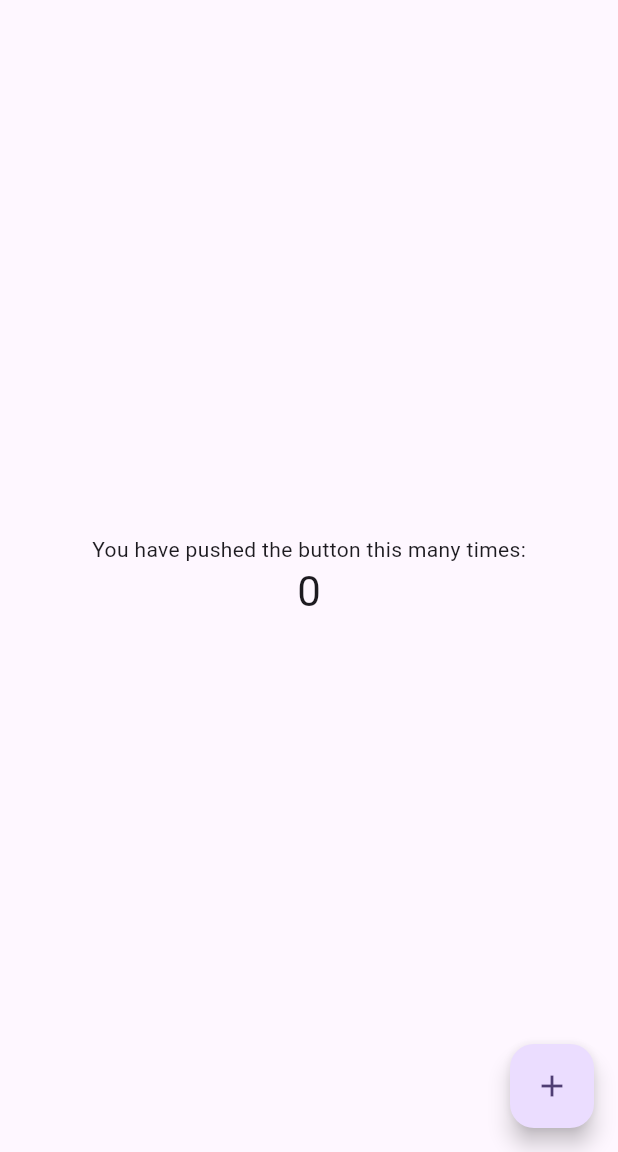
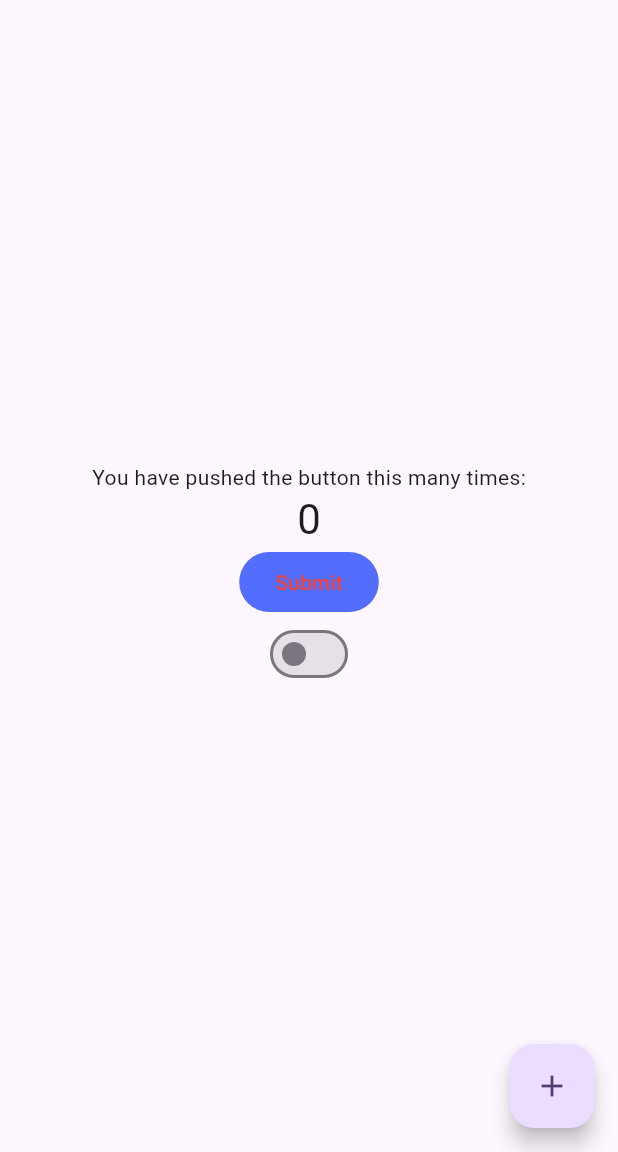
Before and after one commit to DoHaDucHuy/FirstFlutterApp, a Flutter app: the screen it shows after launch, on a phone screen of 412 x 824 dp, the part 84-1236 px from its top. Run offline on Flutter 3.47's test engine with Material 3 defaults, Android fonts, the phone set to English and light mode, and no system bars.

Commit message:
Delete comment

```diff
--- a/lib/main.dart
+++ b/lib/main.dart
@@ -7,45 +7,21 @@ void main() {
 class MyApp extends StatelessWidget {
   const MyApp({super.key});
 
-  // This widget is the root of your application.
   @override
   Widget build(BuildContext context) {
     return MaterialApp(
       title: 'Flutter Demo',
       theme: ThemeData(
-        // This is the theme of your application.
-        //
-        // TRY THIS: Try running your application with "flutter run". You'll see
-        // the application has a purple toolbar. Then, without quitting the app,
-        // try changing the seedColor in the colorScheme below to Colors.green
-        // and then invoke "hot reload" (save your changes or press the "hot
-        // reload" button in a Flutter-supported IDE, or press "r" if you used
-        // the command line to start the app).
-        //
-        // Notice that the counter didn't reset back to zero; the application
-        // state is not lost during the reload. To reset the state, use hot
-        // restart instead.
-        //
-        // This works for code too, not just values: Most code changes can be
-        // tested with just a hot reload.
         colorScheme: ColorScheme.fromSeed(seedColor: Colors.deepPurple),
       ),
       home: const MyHomePage(title: 'Flutter Demo Home Page'),
+      debugShowCheckedModeBanner: false,
     );
   }
 }
 
 class MyHomePage extends StatefulWidget {
   const MyHomePage({super.key, required this.title});
-
-  // This widget is the home page of your application. It is stateful, meaning
-  // that it has a State object (defined below) that contains fields that affect
-  // how it looks.
-
-  // This class is the configuration for the state. It holds the values (in this
-  // case the title) provided by the parent (in this case the App widget) and
-  // used by the build method of the State. Fields in a Widget subclass are
-  // always marked "final".
 
   final String title;
 
@@ -55,53 +31,24 @@ class MyHomePage extends StatefulWidget {
 
 class _MyHomePageState extends State<MyHomePage> {
   int _counter = 0;
+  bool isEnabled = false;
 
   void _incrementCounter() {
     setState(() {
-      // This call to setState tells the Flutter framework that something has
-      // changed in this State, which causes it to rerun the build method below
-      // so that the display can reflect the updated values. If we changed
-      // _counter without calling setState(), then the build method would not be
-      // called again, and so nothing would appear to happen.
       _counter++;
     });
   }
 
   @override
   Widget build(BuildContext context) {
-    // This method is rerun every time setState is called, for instance as done
-    // by the _incrementCounter method above.
-    //
-    // The Flutter framework has been optimized to make rerunning build methods
-    // fast, so that you can just rebuild anything that needs updating rather
-    // than having to individually change instances of widgets.
     return Scaffold(
       appBar: AppBar(
-        // TRY THIS: Try changing the color here to a specific color (to
-        // Colors.amber, perhaps?) and trigger a hot reload to see the AppBar
-        // change color while the other colors stay the same.
         backgroundColor: Theme.of(context).colorScheme.inversePrimary,
-        // Here we take the value from the MyHomePage object that was created by
-        // the App.build method, and use it to set our appbar title.
         title: Text(widget.title),
+
       ),
       body: Center(
-        // Center is a layout widget. It takes a single child and positions it
-        // in the middle of the parent.
         child: Column(
-          // Column is also a layout widget. It takes a list of children and
-          // arranges them vertically. By default, it sizes itself to fit its
-          // children horizontally, and tries to be as tall as its parent.
-          //
-          // Column has various properties to control how it sizes itself and
-          // how it positions its children. Here we use mainAxisAlignment to
-          // center the children vertically; the main axis here is the vertical
-          // axis because Columns are vertical (the cross axis would be
-          // horizontal).
-          //
-          // TRY THIS: Invoke "debug painting" (choose the "Toggle Debug Paint"
-          // action in the IDE, or press "p" in the console), to see the
-          // wireframe for each widget.
           mainAxisAlignment: MainAxisAlignment.center,
           children: <Widget>[
             const Text('You have pushed the button this many times:'),
@@ -109,6 +56,36 @@ class _MyHomePageState extends State<MyHomePage> {
               '$_counter',
               style: Theme.of(context).textTheme.headlineMedium,
             ),
+            ElevatedButton(
+              onPressed: isEnabled ? () => print("Clicked") : null,
+              style: ButtonStyle(
+                backgroundColor: MaterialStateProperty.resolveWith<Color>(
+                      (Set<MaterialState> states) {
+                    if (states.contains(MaterialState.disabled)) {
+                      return Colors.indigoAccent; // Background color when disabled
+                    }
+                    return Colors.indigo; // Background color when enabled
+                  },
+                ),
+                foregroundColor: MaterialStateProperty.resolveWith<Color>(
+                      (Set<MaterialState> states) {
+                    if (states.contains(MaterialState.disabled)) {
+                      return Colors.red; // Text color when disabled
+                    }
+                    return Colors.black; // Text color when enabled
+                  },
+                ),
+              ),
+              child: Text('Submit'),
+            ),
+            Switch(
+              value: isEnabled,
+              onChanged: (value) {
+                setState(() {
+                  isEnabled = value;
+                });
+              },
+            )
           ],
         ),
       ),
@@ -116,7 +93,7 @@ class _MyHomePageState extends State<MyHomePage> {
         onPressed: _incrementCounter,
         tooltip: 'Increment',
         child: const Icon(Icons.add),
-      ), // This trailing comma makes auto-formatting nicer for build methods.
+      ),
     );
   }
 }
```
